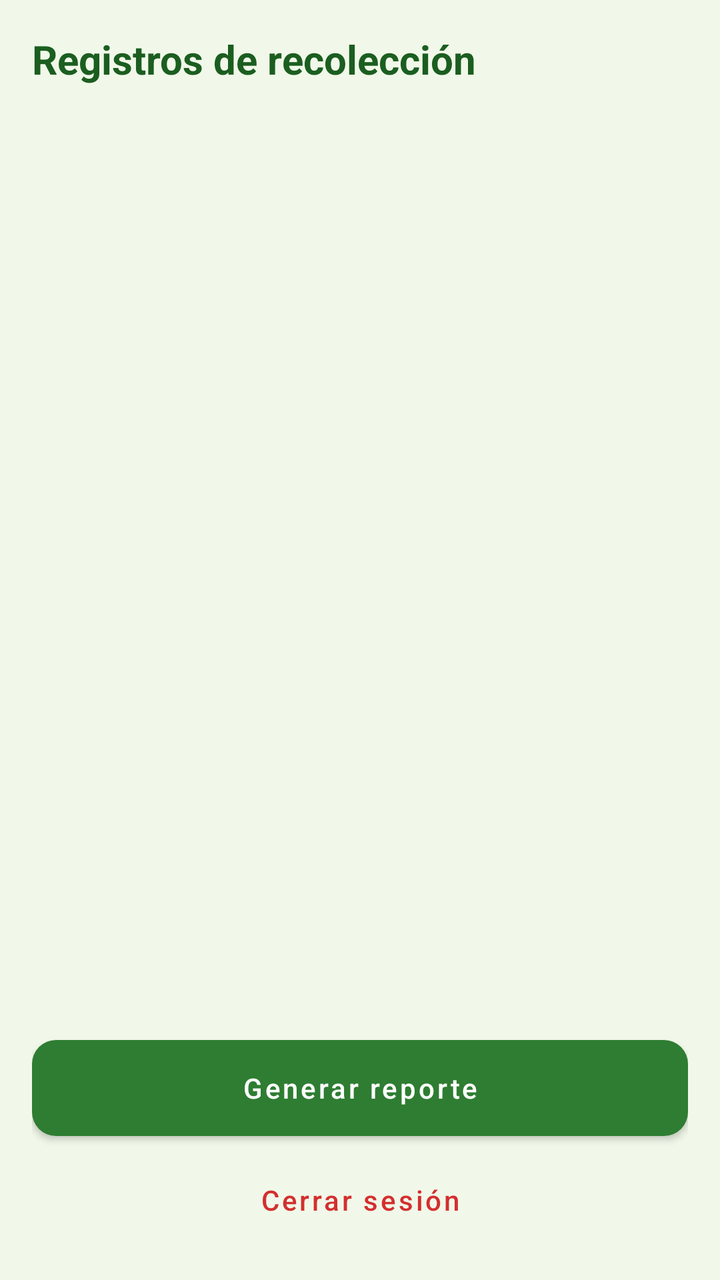
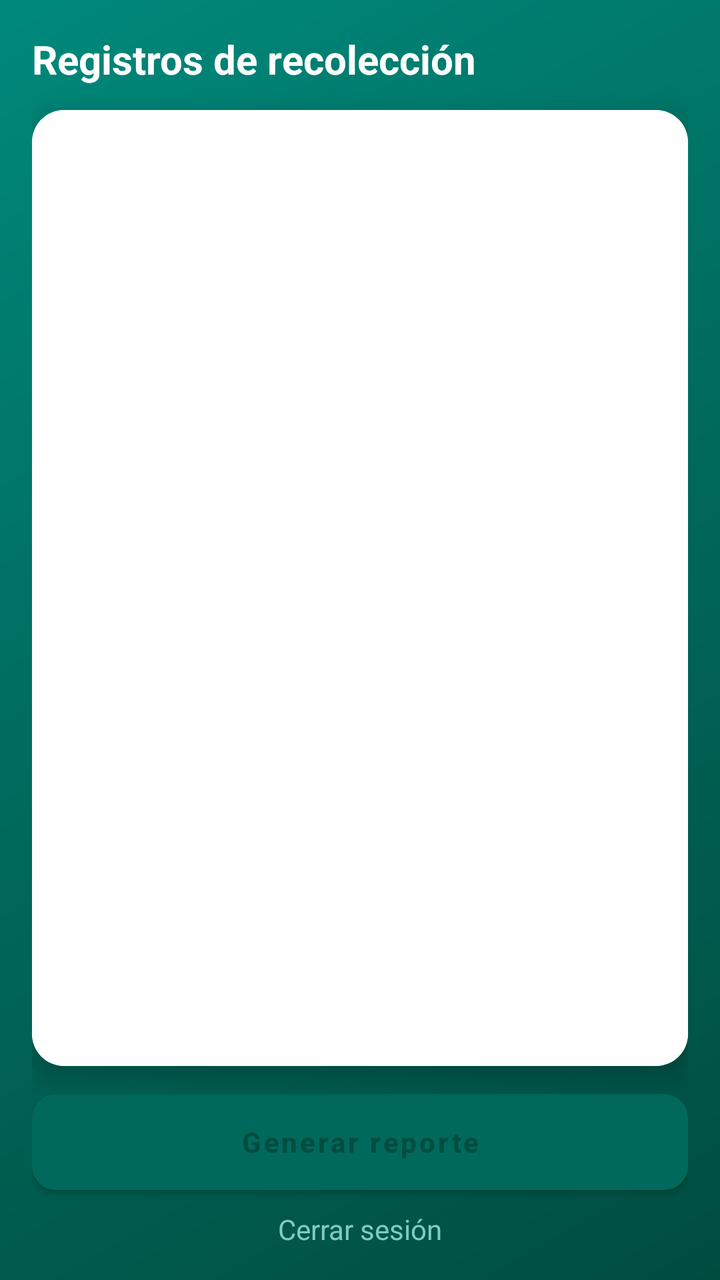

Compare the two renders of this Android layout. The source of the first and the diff that turns it into the second are given below.
<!-- AndroidManifest.xml: application theme Theme.EcoRecolecta -->
<!-- res/layout/activity_lista_residuos.xml -->
<?xml version="1.0" encoding="utf-8"?>
<LinearLayout xmlns:android="http://schemas.android.com/apk/res/android"
    xmlns:app="http://schemas.android.com/apk/res-auto"
    android:id="@+id/main"
    android:layout_width="match_parent"
    android:layout_height="match_parent"
    android:orientation="vertical"
    android:background="@color/fondo"
    android:padding="16dp">

    <TextView
        android:layout_width="wrap_content"
        android:layout_height="wrap_content"
        android:text="Registros de recolección"
        android:textColor="@color/verde_oscuro"
        android:textSize="20sp"
        android:textStyle="bold"
        android:layout_marginBottom="12dp" />

    <androidx.recyclerview.widget.RecyclerView
        android:id="@+id/rvResiduos"
        android:layout_width="match_parent"
        android:layout_height="0dp"
        android:layout_weight="1" />

    <Button
        android:id="@+id/btnReportes"
        android:layout_width="match_parent"
        android:layout_height="wrap_content"
        android:layout_marginTop="12dp"
        android:background="@drawable/bg_boton_verde"
        android:text="Generar reporte"
        android:textColor="@color/blanco"
        android:textAllCaps="false" />

    <Button
        android:id="@+id/btnCerrarSesion"
        android:layout_width="match_parent"
        android:layout_height="wrap_content"
        android:layout_marginTop="8dp"
        android:background="@android:color/transparent"
        android:text="Cerrar sesión"
        android:textColor="@color/alerta"
        android:textAllCaps="false" />

</LinearLayout>
<!-- resources referenced by this layout -->
<resources>
  <color name="alerta">#D32F2F</color>
  <color name="blanco">#FFFFFF</color>
  <color name="fondo">#F1F8E9</color>
  <color name="verde_oscuro">#1B5E20</color>
  <!-- drawable bg_boton_verde (drawable) -->
  <shape xmlns:android="http://schemas.android.com/apk/res/android" android:shape="rectangle">
      <solid android:color="@color/verde_primario" />
      <corners android:radius="12dp" />
      <padding android:left="16dp" android:top="14dp" android:right="16dp" android:bottom="14dp" />
  </shape>
  <style name="Theme.EcoRecolecta" parent="Theme.MaterialComponents.DayNight.NoActionBar">
          <item name="colorPrimary">@color/verde_primario</item>
          <item name="colorPrimaryVariant">@color/verde_oscuro</item>
          <item name="colorSecondary">@color/acento_azul</item>
          <item name="android:windowBackground">@color/fondo</item>
          <item name="android:statusBarColor">@color/verde_oscuro</item>
      </style>
  <color name="verde_primario">#2E7D32</color>
  <color name="acento_azul">#0288D1</color>
</resources>

<!-- the commit's change to res/layout/activity_lista_residuos.xml (unified diff, before → after) -->
@@ -5,42 +5,52 @@
     android:layout_width="match_parent"
     android:layout_height="match_parent"
     android:orientation="vertical"
-    android:background="@color/fondo"
+    android:background="@drawable/bg_gradient_pantalla"
     android:padding="16dp">
 
     <TextView
         android:layout_width="wrap_content"
         android:layout_height="wrap_content"
         android:text="Registros de recolección"
-        android:textColor="@color/verde_oscuro"
+        android:textColor="@color/blanco"
         android:textSize="20sp"
         android:textStyle="bold"
         android:layout_marginBottom="12dp" />
 
-    <androidx.recyclerview.widget.RecyclerView
-        android:id="@+id/rvResiduos"
+    <androidx.cardview.widget.CardView
         android:layout_width="match_parent"
         android:layout_height="0dp"
-        android:layout_weight="1" />
+        android:layout_weight="1"
+        app:cardCornerRadius="16dp"
+        app:cardElevation="8dp">
+
+        <androidx.recyclerview.widget.RecyclerView
+            android:id="@+id/rvResiduos"
+            android:layout_width="match_parent"
+            android:layout_height="match_parent"
+            android:background="@color/blanco"
+            android:padding="6dp" />
+    </androidx.cardview.widget.CardView>
 
     <Button
         android:id="@+id/btnReportes"
         android:layout_width="match_parent"
         android:layout_height="wrap_content"
-        android:layout_marginTop="12dp"
+        android:layout_marginTop="14dp"
         android:background="@drawable/bg_boton_verde"
         android:text="Generar reporte"
-        android:textColor="@color/blanco"
+        android:textColor="@color/teal_900"
+        android:textStyle="bold"
         android:textAllCaps="false" />
 
-    <Button
+    <TextView
         android:id="@+id/btnCerrarSesion"
         android:layout_width="match_parent"
         android:layout_height="wrap_content"
-        android:layout_marginTop="8dp"
-        android:background="@android:color/transparent"
+        android:layout_marginTop="10dp"
+        android:gravity="center"
         android:text="Cerrar sesión"
-        android:textColor="@color/alerta"
+        android:textColor="@color/teal_200"
         android:textAllCaps="false" />
 
 </LinearLayout>
<!-- resource entries referenced after the edit -->
@@ -1,23 +1,32 @@
 <!-- resources referenced by this layout -->
 <resources>
-  <color name="alerta">#D32F2F</color>
   <color name="blanco">#FFFFFF</color>
-  <color name="fondo">#F1F8E9</color>
-  <color name="verde_oscuro">#1B5E20</color>
+  <color name="teal_200">#80CBC4</color>
+  <color name="teal_900">#004D40</color>
   <!-- drawable bg_boton_verde (drawable) -->
   <shape xmlns:android="http://schemas.android.com/apk/res/android" android:shape="rectangle">
-      <solid android:color="@color/verde_primario" />
+      <solid android:color="@color/ambar" />
       <corners android:radius="12dp" />
       <padding android:left="16dp" android:top="14dp" android:right="16dp" android:bottom="14dp" />
   </shape>
+  <!-- drawable bg_gradient_pantalla (drawable) -->
+  <shape xmlns:android="http://schemas.android.com/apk/res/android" android:shape="rectangle">
+      <gradient
+          android:type="linear"
+          android:angle="135"
+          android:startColor="@color/teal_900"
+          android:centerColor="@color/teal_700"
+          android:endColor="@color/teal_500" />
+  </shape>
   <style name="Theme.EcoRecolecta" parent="Theme.MaterialComponents.DayNight.NoActionBar">
-          <item name="colorPrimary">@color/verde_primario</item>
-          <item name="colorPrimaryVariant">@color/verde_oscuro</item>
-          <item name="colorSecondary">@color/acento_azul</item>
-          <item name="android:windowBackground">@color/fondo</item>
-          <item name="android:statusBarColor">@color/verde_oscuro</item>
+          <item name="colorPrimary">@color/teal_700</item>
+          <item name="colorPrimaryVariant">@color/teal_900</item>
+          <item name="colorSecondary">@color/ambar</item>
+          <item name="android:windowBackground">@color/teal_900</item>
+          <item name="android:statusBarColor">@color/teal_900</item>
       </style>
-  <color name="verde_primario">#2E7D32</color>
-  <color name="acento_azul">#0288D1</color>
+  <color name="ambar">#FFB300</color>
+  <color name="teal_700">#00695C</color>
+  <color name="teal_500">#00897B</color>
 </resources>
 
